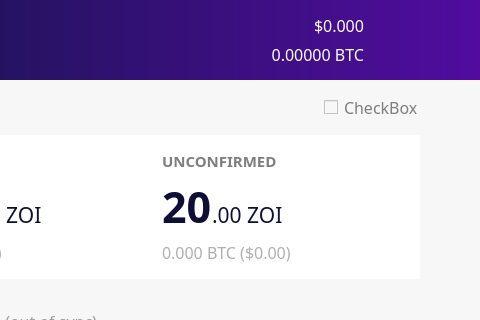
noirofficial/noir, file src/qt/forms/winforms/overviewpage.ui: the form before one commit; both pictures show x 212 to 692 and y 0 to 320 of the 692 by 612 pixel window.
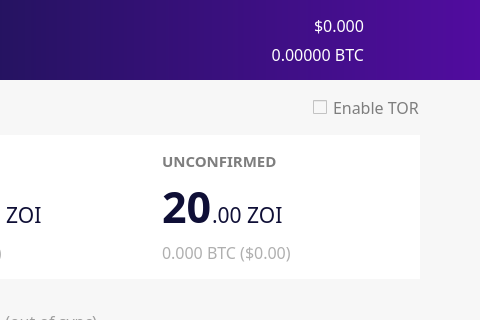
The form after the commit. Icons and pictures are not drawn.

Patch:
```diff
--- a/src/qt/forms/winforms/overviewpage.ui
+++ b/src/qt/forms/winforms/overviewpage.ui
@@ -747,7 +747,7 @@
                <string notr="true">color: rgb(126, 126, 126);</string>
               </property>
               <property name="text">
-               <string>CheckBox</string>
+               <string>Enable TOR</string>
               </property>
              </widget>
             </item>
```
